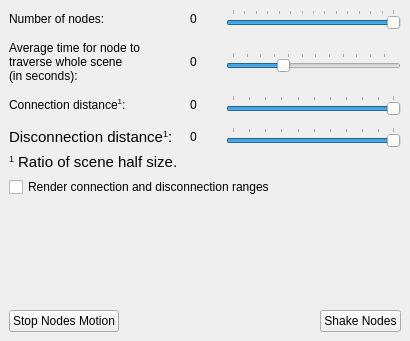
The window that Computer_networks/p2p/src/forms/main_dockable_panel.ui (rutsky/semester09) describes before a commit, drawn with Qt 5.
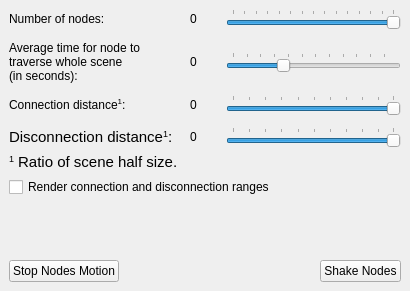
The same window after the commit.

Commit message: Add statistics widget and tune widgets parameters

Patch:
```diff
--- a/Computer_networks/p2p/src/forms/main_dockable_panel.ui
+++ b/Computer_networks/p2p/src/forms/main_dockable_panel.ui
@@ -7,9 +7,15 @@
     <x>0</x>
     <y>0</y>
     <width>410</width>
-    <height>341</height>
+    <height>291</height>
    </rect>
   </property>
+  <property name="minimumSize">
+   <size>
+    <width>345</width>
+    <height>291</height>
+   </size>
+  </property>
   <property name="features">
    <set>QDockWidget::DockWidgetFloatable|QDockWidget::DockWidgetMovable</set>
   </property>
```
The commit also changes 4 other files.
